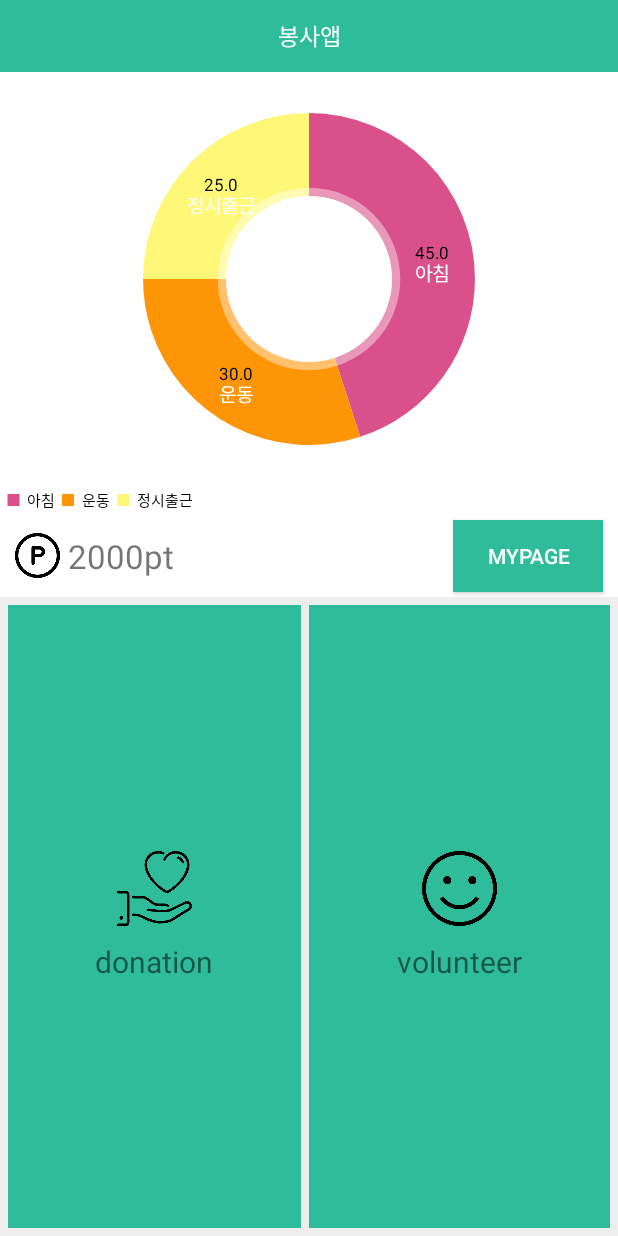
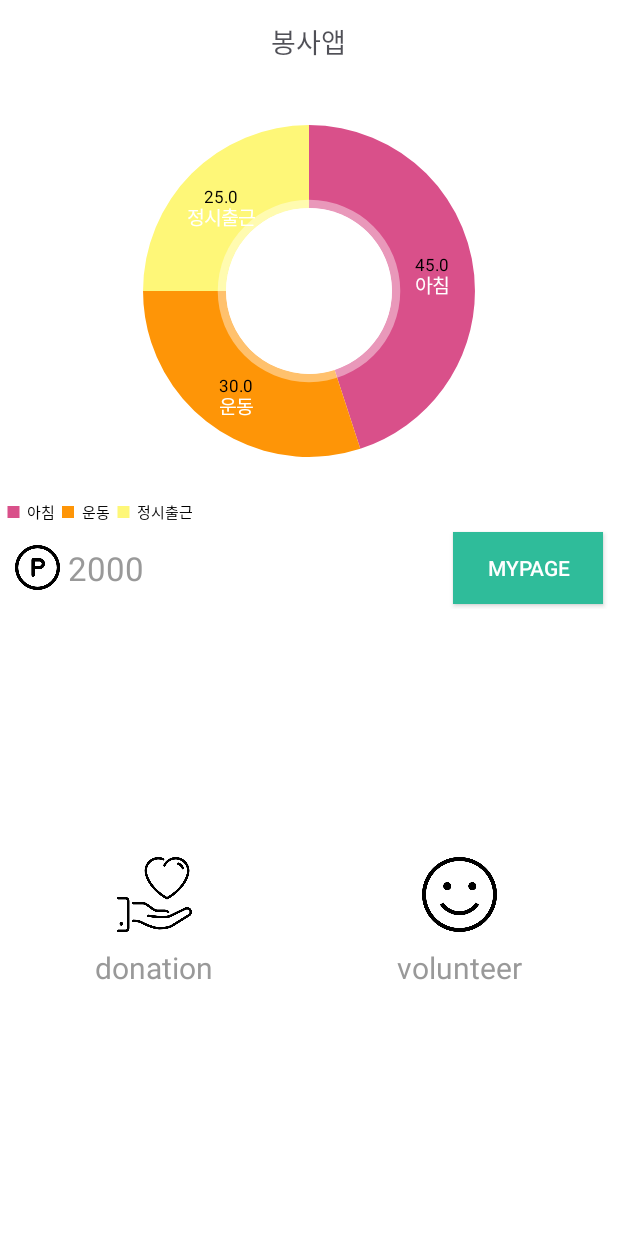
Before and after one commit to MidasChallenge2017Mobile4/donation_android_app, an Android app: the screen it shows after launch (MainActivity), on a phone screen of 412 x 824 dp. Run offline under Robolectric (Android 15) with nearby library versions, the phone set to English and light mode, and no system bars; 2 statements that could not run were skipped.

Commit message:
database table 추가, main 색 변경

```diff
--- a/app/src/main/java/com/midas/donation_android_app/database/DataBases.java
+++ b/app/src/main/java/com/midas/donation_android_app/database/DataBases.java
@@ -63,4 +63,23 @@ public final class DataBases {
                         +Do_Mo+" int)";
     }
 
+    public static final class CreatePHistoryTable implements BaseColumns {
+        public static final String _ID = "_id";
+        public static final String User_ID = "User_id";
+        public static final String DATE = "date";
+        public static final String STATUS = "status";
+        public static final String POINT = "point";
+        public static final String _TABLENAME = "PHistoryinfo";
+
+        public static final String _CREATE =
+                "create table "+_TABLENAME+"("
+                        +_ID+" integer primary key autoincrement, "
+                        +User_ID+" text not null,"
+                        +DATE+" text not null,"
+                        +STATUS+" int,"
+                        +POINT+" int)";
+    }
+
+
+
 }
--- a/app/src/main/res/layout/activity_main.xml
+++ b/app/src/main/res/layout/activity_main.xml
@@ -5,25 +5,49 @@
     android:layout_width="match_parent"
     android:layout_height="match_parent"
     android:orientation="vertical"
-    android:background="@color/background_c"
+    android:background="@color/white"
     tools:context="com.midas.donation_android_app.MainActivity">
 
-    <LinearLayout
+    <RelativeLayout
         android:layout_width="match_parent"
-        android:layout_height="48dp"
-        android:background="@color/colorAccent"
-        >
+        android:layout_height="56dp"
+        android:background="@color/white">
+
+        <ImageButton
+            android:id="@+id/back_btn"
+            android:layout_width="25dp"
+            android:layout_height="25dp"
+            android:layout_alignParentLeft="true"
+            android:layout_marginLeft="21dp"
+            android:layout_centerVertical="true"
+            android:background="@android:color/transparent"
+            android:src="@drawable/close_btn"
+            android:visibility="invisible" />
 
         <TextView
-            android:id="@+id/textView"
-            android:layout_width="match_parent"
-            android:layout_height="match_parent"
             android:gravity="center"
-            android:textColor="@color/white"
+            android:id="@+id/this_month_tv"
+            android:layout_width="wrap_content"
+            android:layout_height="wrap_content"
+            android:layout_centerInParent="true"
             android:text="봉사앱"
-            android:textSize="15dp" />
+            android:textColor="@color/text_color"
+            android:textSize="18sp" />
 
-    </LinearLayout>
+
+        <ImageButton
+            android:id="@+id/share_btn"
+            android:layout_width="25dp"
+            android:layout_height="25dp"
+            android:layout_alignParentRight="true"
+            android:layout_marginLeft="21dp"
+            android:layout_marginRight="32dp"
+            android:layout_centerVertical="true"
+            android:background="@android:color/transparent"
+            android:src="@drawable/ic_share_24_dp"
+            android:visibility="invisible" />
+
+    </RelativeLayout>
 
     <LinearLayout
         android:layout_width="match_parent"
@@ -45,17 +69,20 @@
             android:gravity="center_vertical">
 
             <ImageView
+                android:id="@+id/imageView2"
                 android:layout_width="30dp"
                 android:layout_height="30dp"
                 android:layout_marginLeft="10dp"
-                android:background="@drawable/point"/>
+                android:background="@drawable/point" />
 
             <TextView
+                android:id="@+id/textView"
                 android:layout_width="match_parent"
                 android:layout_height="wrap_content"
                 android:layout_weight="1"
-                android:textSize="22dp"
-                android:text=" 2000pt" />
+                android:text=" 2000"
+                android:textColor="@color/text2"
+                android:textSize="22dp" />
 
             <Button
                 android:id="@+id/btn_mypage"
@@ -88,7 +115,7 @@
             android:layout_weight="1"
             android:gravity="center"
             android:orientation="vertical"
-            android:background="@color/colorAccent"
+            android:background="@color/white"
            >
 
             <ImageView
@@ -103,6 +130,7 @@
                 android:layout_height="wrap_content"
                 android:gravity="center"
                 android:textSize="20dp"
+                android:textColor="@color/text2"
                 android:text="donation"/>
 
         </LinearLayout>
@@ -112,7 +140,7 @@
             android:layout_width="match_parent"
             android:layout_height="match_parent"
             android:layout_weight="1"
-            android:background="@color/colorAccent"
+            android:background="@color/white"
             android:gravity="center"
             android:orientation="vertical">
 
@@ -123,10 +151,12 @@
                 android:background="@drawable/happiness" />
 
             <TextView
+                android:id="@+id/textView2"
                 android:layout_width="match_parent"
                 android:layout_height="wrap_content"
                 android:gravity="center"
                 android:text="volunteer"
+                android:textColor="@color/text2"
                 android:textSize="20dp" />
 
         </LinearLayout>
--- a/app/src/main/res/values/colors.xml
+++ b/app/src/main/res/values/colors.xml
@@ -14,6 +14,7 @@
 
 
     <color name="background_c">#eeeeee</color>
+    <color name="text2">#999999</color>
 
     <color name="facebook_pressed">#263d6e</color>
     <color name="facebook_normal">#3b5998</color>
```
